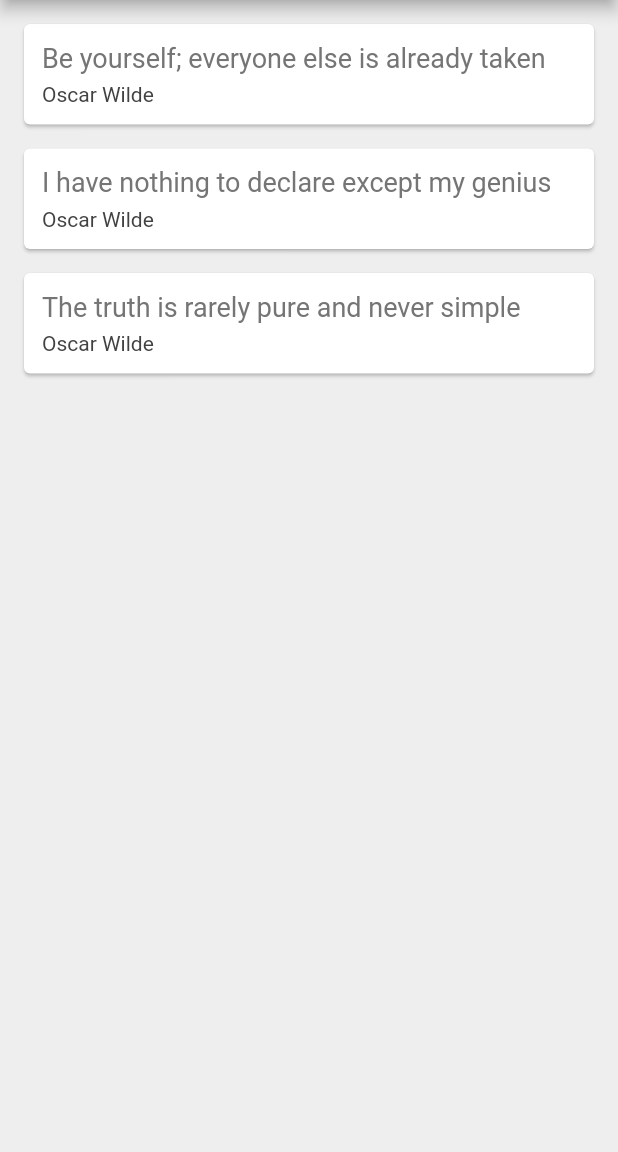
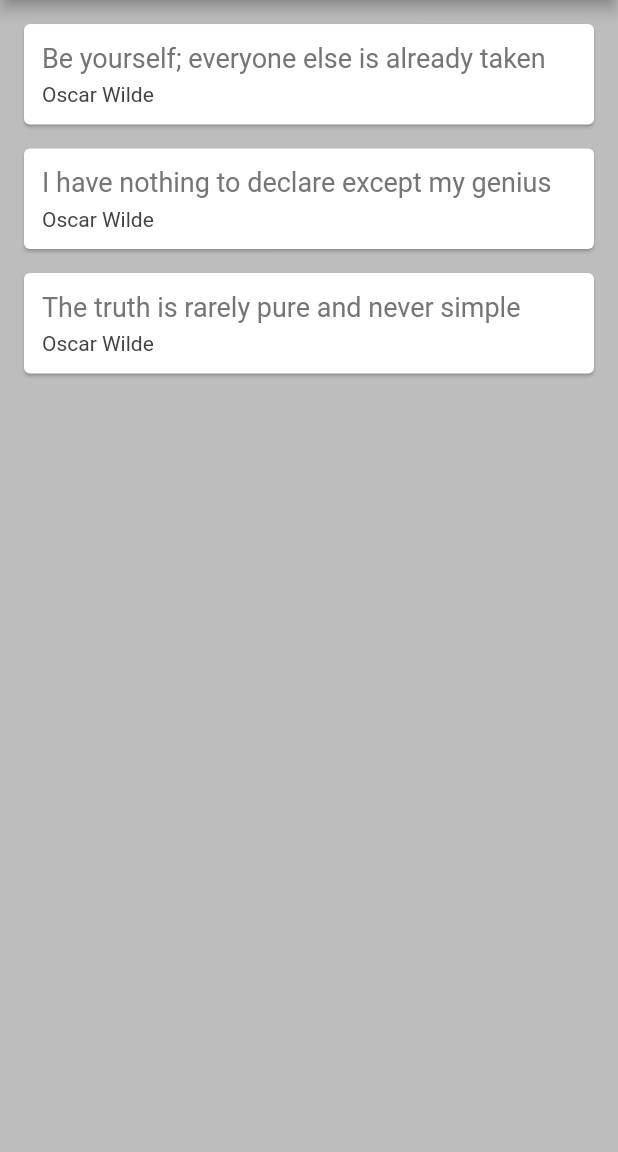
Before and after one commit to LaithAlwani/flutter-course, a Flutter app: the screen it shows after launch, on a phone screen of 412 x 824 dp, the part 84-1236 px from its top. Run offline on Flutter 3.47's test engine with Material 2 defaults, Android fonts, the phone set to English and light mode, and no system bars.

Commit message:
testing ssh

```diff
--- a/lib/main.dart
+++ b/lib/main.dart
@@ -22,7 +22,7 @@ class _QuoteListState extends State<QuoteList> {
   @override
   Widget build(BuildContext context) {
     return Scaffold(
-      backgroundColor: Colors.grey[200],
+      backgroundColor: Colors.grey[400],
       appBar: AppBar(
         title: Text('Awesome Quotes'),
         centerTitle: true,
```
